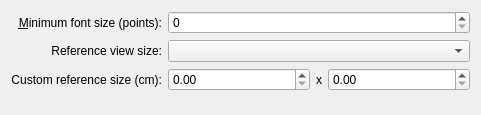
Qt form src/libkstapp/defaultlabelpropertiestab.ui (Kst-plot/kst) before a commit.
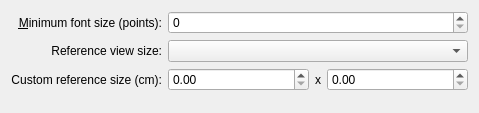
The same form after that commit.

Diff of the .ui file:
```diff
--- a/src/libkstapp/defaultlabelpropertiestab.ui
+++ b/src/libkstapp/defaultlabelpropertiestab.ui
@@ -6,8 +6,8 @@
    <rect>
     <x>0</x>
     <y>0</y>
-    <width>481</width>
-    <height>115</height>
+    <width>479</width>
+    <height>113</height>
    </rect>
   </property>
   <layout class="QVBoxLayout" name="verticalLayout">
```
Left out of the diff: 2 changed lines with no effect on the pictures.
